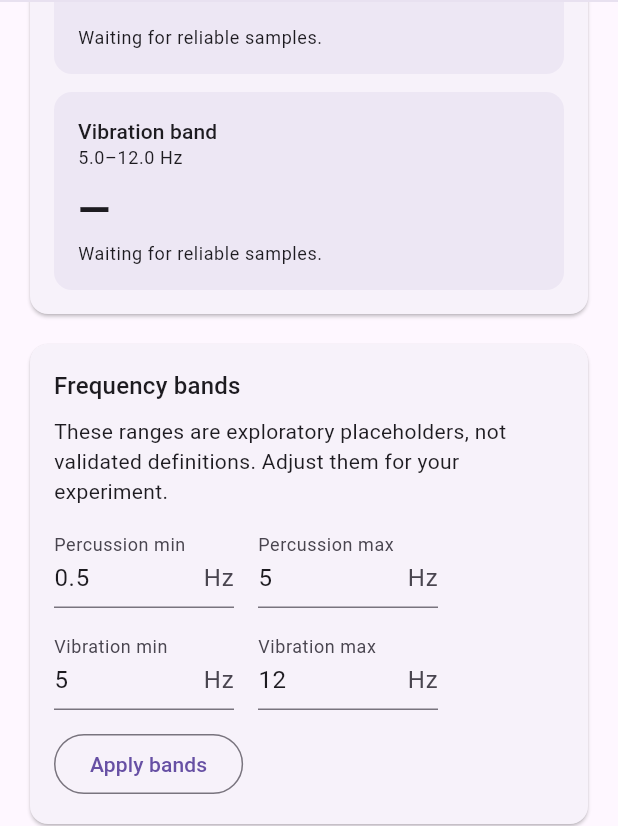
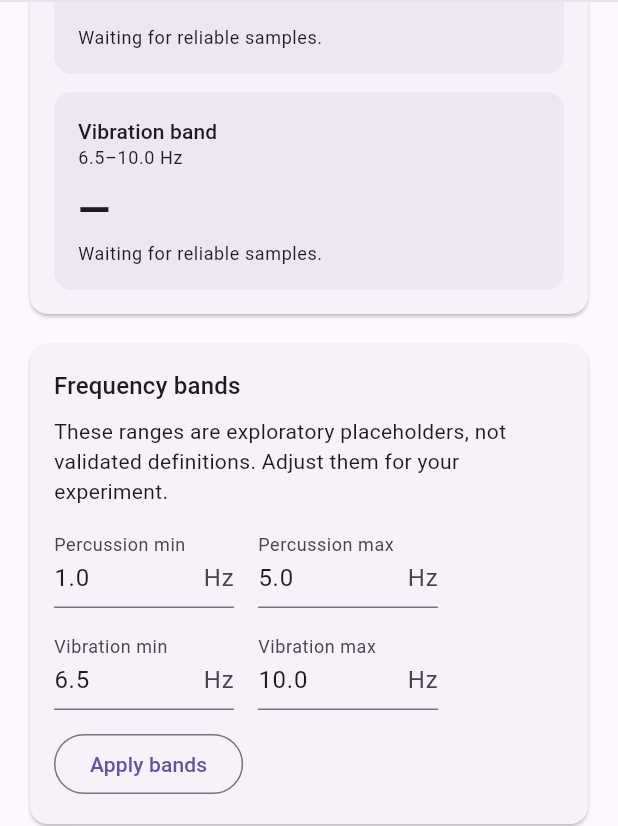
Before and after one commit to CCK-IC/hello_, a Flutter app: the ImuAnalysisPage screen opened directly with empty values, scrolled down 568 dp, on a phone screen of 412 x 824 dp. Shown: the part 82-908 px from the top of the screen. Run offline on Flutter 3.47's test engine with Material 3 defaults, Android fonts, the phone set to English and light mode, and no system bars; missing offline and left inert: file_saver, universal_ble.

Commit message:
Update default BLE rate and analysis bands

```diff
--- a/lib/main.dart
+++ b/lib/main.dart
@@ -207,9 +207,7 @@ class _BleImuAppState extends State<BleImuApp> {
         setState(() => _rawStreamStalled = stalled);
       }
     });
-    _controlPanelController = ControlPanelController(
-      requestedRate: _isMacChrome ? 10 : (_isWindows ? 25 : 100),
-    );
+    _controlPanelController = ControlPanelController();
     // Windows peers have stalled while enabling the status CCC. Keep the
     // connection usable and let the user opt in to status notifications.
     if (_isWindows) _enabledStreams["status"] = false;
--- a/lib/models/imu_frequency_analysis.dart
+++ b/lib/models/imu_frequency_analysis.dart
@@ -47,8 +47,8 @@ class ImuFrequencyAnalysis {
 /// rotation; it is not a diagnosis or a count of therapeutic actions.
 class ImuFrequencyAnalyzer {
   static const defaultBands = <FrequencyBand>[
-    FrequencyBand('Lower band', 0.5, 5),
-    FrequencyBand('Higher band', 5, 12),
+    FrequencyBand('Lower band', 1, 5),
+    FrequencyBand('Higher band', 6.5, 10),
   ];
 
   static ImuFrequencyAnalysis analyze(
--- a/lib/widgets/control_panel.dart
+++ b/lib/widgets/control_panel.dart
@@ -1,5 +1,7 @@
 import 'package:flutter/material.dart';
 import '../models/protocol.dart';
+
+const double defaultRequestedRateHz = 45;
 
 /// The slow-mode write succeeded, but restoring the selected rate failed.
 /// Throw only after the first write completes successfully.
@@ -15,7 +17,7 @@ class SlowModeRateWriteException implements Exception {
 /// Values represent user selections, not acknowledged peripheral settings.
 class ControlPanelController extends ChangeNotifier {
   ControlPanelController({
-    double requestedRate = 100,
+    double requestedRate = defaultRequestedRateHz,
     double statusPeriodMs = 1000,
     bool slowMode = false,
     int? lastRateSetByApp,
@@ -155,7 +157,7 @@ class _ControlPanelState extends State<ControlPanel> {
   void _attachController() {
     _controller = widget.controller ??
         ControlPanelController(
-          requestedRate: (widget.initialRateHz ?? 25).toDouble(),
+          requestedRate: widget.initialRateHz?.toDouble() ?? defaultRequestedRateHz,
           lastRateSetByApp: widget.initialRateHz,
         );
     _controller.addListener(_onValuesChanged);
--- a/lib/widgets/imu_analysis_page.dart
+++ b/lib/widgets/imu_analysis_page.dart
@@ -51,10 +51,14 @@ class _ImuAnalysisPageState extends State<ImuAnalysisPage> {
   RawImuHistoryPoint? _lastLoggedSample;
   bool _gapLogged = false;
   RawSensorType _sensor = RawSensorType.accelerometer;
-  final _lowerMin = TextEditingController(text: '0.5');
-  final _lowerMax = TextEditingController(text: '5');
-  final _upperMin = TextEditingController(text: '5');
-  final _upperMax = TextEditingController(text: '12');
+  final _lowerMin = TextEditingController(
+      text: ImuFrequencyAnalyzer.defaultBands[0].minHz.toString());
+  final _lowerMax = TextEditingController(
+      text: ImuFrequencyAnalyzer.defaultBands[0].maxHz.toString());
+  final _upperMin = TextEditingController(
+      text: ImuFrequencyAnalyzer.defaultBands[1].minHz.toString());
+  final _upperMax = TextEditingController(
+      text: ImuFrequencyAnalyzer.defaultBands[1].maxHz.toString());
   late List<FrequencyBand> _bands;
   StreamSubscription<RawImuHistoryPoint?>? _subscription;
   Timer? _timer;
@@ -67,9 +71,15 @@ class _ImuAnalysisPageState extends State<ImuAnalysisPage> {
   @override
   void initState() {
     super.initState();
-    _bands = const [
-      FrequencyBand('Percussion band', 0.5, 5),
-      FrequencyBand('Vibration band', 5, 12),
+    _bands = [
+      FrequencyBand(
+          'Percussion band',
+          ImuFrequencyAnalyzer.defaultBands[0].minHz,
+          ImuFrequencyAnalyzer.defaultBands[0].maxHz),
+      FrequencyBand(
+          'Vibration band',
+          ImuFrequencyAnalyzer.defaultBands[1].minHz,
+          ImuFrequencyAnalyzer.defaultBands[1].maxHz),
     ];
     _listen();
     _timer = Timer.periodic(
```
Also changed, not shown: 8 other files.
